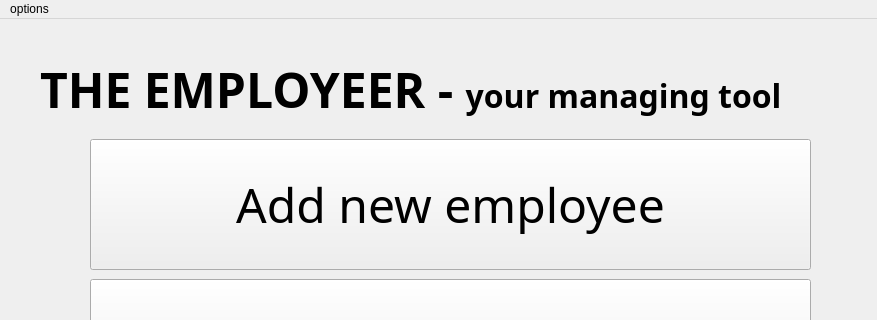
The window that mainwindow.ui (Daaizo/management-tool) describes before a commit, drawn with Qt 5; both pictures show x 0 to 877 and y 0 to 320 of the 877 by 625 pixel window.
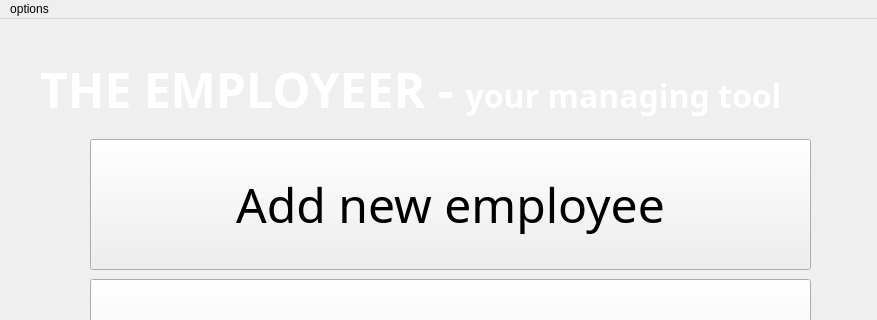
The same window after the commit.

The edit to the form file:
```diff
--- a/mainwindow.ui
+++ b/mainwindow.ui
@@ -92,7 +92,7 @@
      <string notr="true"/>
     </property>
     <property name="text">
-     <string>&lt;html&gt;&lt;head/&gt;&lt;body&gt;&lt;p&gt;&lt;span style=&quot; font-size:36pt; font-weight:600;&quot;&gt;THE EMPLOYEER - &lt;/span&gt;&lt;span style=&quot; font-size:24pt; font-weight:600;&quot;&gt;your managing tool&lt;/span&gt;&lt;/p&gt;&lt;/body&gt;&lt;/html&gt;</string>
+     <string>&lt;html&gt;&lt;head/&gt;&lt;body&gt;&lt;p&gt;&lt;span style=&quot; font-size:36pt; font-weight:600; color:#ffffff;&quot;&gt;THE EMPLOYEER - &lt;/span&gt;&lt;span style=&quot; font-size:24pt; font-weight:600; color:#ffffff;&quot;&gt;your managing tool&lt;/span&gt;&lt;/p&gt;&lt;/body&gt;&lt;/html&gt;</string>
     </property>
    </widget>
   </widget>
```
Left out of the diff: 2 changed lines with no effect on the pictures.
